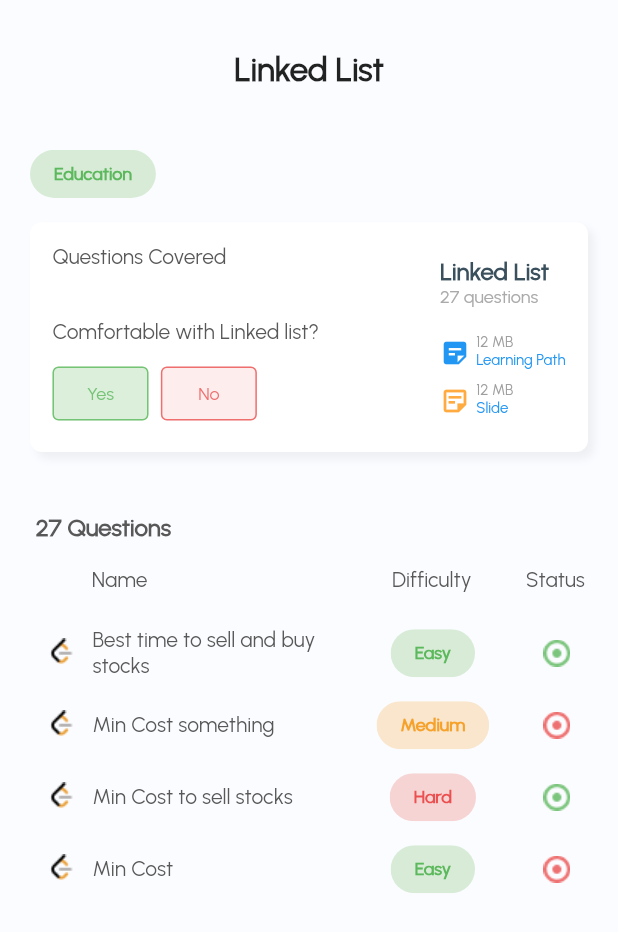
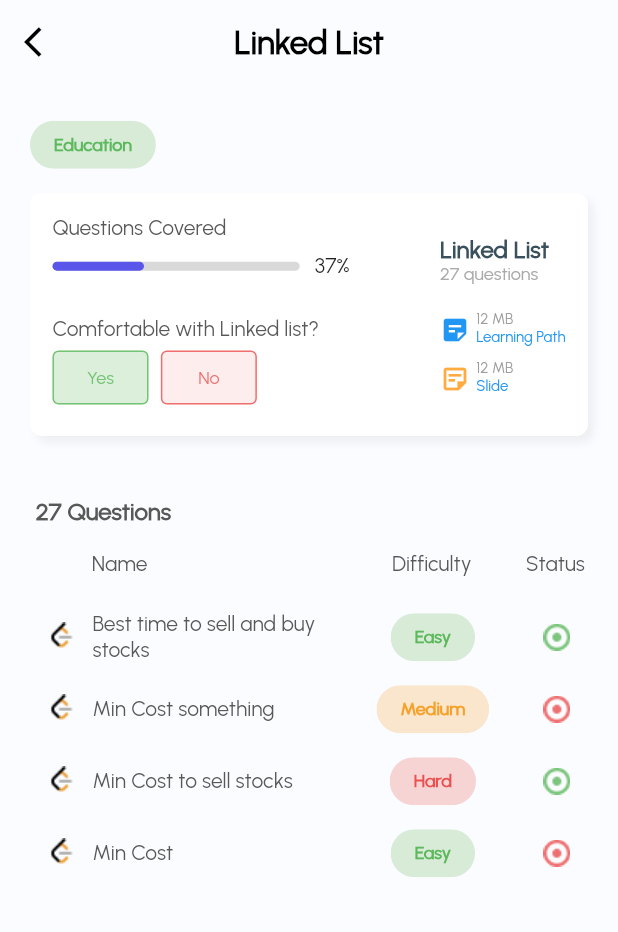
Before and after one commit to nattigy/portal.a2sv, a Flutter app: the TopicDetailsPage screen opened directly, on a phone screen of 412 x 824 dp. Shown: the top 932 px of the screen. Run offline on Flutter 3.47's test engine with Material 2 defaults, Android fonts, the phone set to English and light mode, and no system bars; our stand-ins replace bloc, csc_picker, dotted_border, dropdown_button2, equatable, file_picker and 6 more; accounts and stored records are empty; project files that could hold a hidden picture were left out.

Commit message:
[mobile] all pages linked with navigation

```diff
--- a/a2sv_portal_mobile/lib/app/home/home_tab.dart
+++ b/a2sv_portal_mobile/lib/app/home/home_tab.dart
@@ -8,7 +8,9 @@ import 'widgets/profile_card.dart';
 import 'widgets/profile_stats_card.dart';
 
 class HomeTab extends StatelessWidget {
-  const HomeTab({Key? key}) : super(key: key);
+  const HomeTab({Key? key, required this.navigationCtx}) : super(key: key);
+
+  final BuildContext navigationCtx;
 
   @override
   Widget build(BuildContext context) {
@@ -40,7 +42,7 @@ class HomeTab extends StatelessWidget {
                   children: [
                     CardLabelText(text: "Topics"),
                     SizedBox(height: 15),
-                    TopicInfoCard(),
+                    TopicInfoCard(navigationCtx: navigationCtx,),
                   ],
                 ),
               ),
--- a/a2sv_portal_mobile/lib/app/topics/topic_details_page.dart
+++ b/a2sv_portal_mobile/lib/app/topics/topic_details_page.dart
@@ -1,7 +1,5 @@
 import 'package:a2sv_portal_mobile/widgets/cards/margin_container.dart';
 import 'package:flutter/material.dart';
-import 'package:flutter/src/foundation/key.dart';
-import 'package:flutter/src/widgets/framework.dart';
 
 import 'widgets/questions.dart';
 import 'widgets/topic_info.dart';
@@ -16,6 +14,19 @@ class TopicDetailsPage extends StatelessWidget {
   @override
   Widget build(BuildContext context) {
     return Scaffold(
+      appBar: AppBar(
+        automaticallyImplyLeading: true,
+        leading: IconButton(
+          icon: Icon(Icons.arrow_back_ios, color: Colors.black), onPressed: () {},
+        ),
+        backgroundColor: Colors.transparent,
+        elevation: 0,
+        centerTitle: true,
+        title:  Text(
+          "Linked List",
+          style: TextStyle(fontSize: 22, fontWeight: FontWeight.w600, color: Colors.black),
+        ),
+      ),
       body:  SafeArea(
         child: MarginContainer(child: Column(
           children: [
--- a/a2sv_portal_mobile/lib/app/topics/topics_tab.dart
+++ b/a2sv_portal_mobile/lib/app/topics/topics_tab.dart
@@ -4,7 +4,9 @@ import 'package:flutter/material.dart';
 import 'widgets/topic_info_card.dart';
 
 class TopicsTab extends StatelessWidget {
-  const TopicsTab({Key? key}) : super(key: key);
+  const TopicsTab({Key? key, required this.navigationCtx}) : super(key: key);
+
+  final BuildContext navigationCtx;
 
   @override
   Widget build(BuildContext context) {
@@ -12,7 +14,7 @@ class TopicsTab extends StatelessWidget {
       body: SafeArea(
         child: Column(
           children: [
-            MarginContainer(child: TopicInfoCard()),
+            MarginContainer(child: TopicInfoCard(navigationCtx: navigationCtx)),
           ],
         ),
       ),
--- a/a2sv_portal_mobile/lib/app/topics/widgets/topic_info.dart
+++ b/a2sv_portal_mobile/lib/app/topics/widgets/topic_info.dart
@@ -1,6 +1,7 @@
 import 'package:flutter/material.dart';
 
 import '../../../widgets/cards/shadow_card.dart';
+import '../../../widgets/percentage_indicator.dart';
 
 class TopicInfo extends StatelessWidget {
   const TopicInfo({Key? key}) : super(key: key);
@@ -11,12 +12,8 @@ class TopicInfo extends StatelessWidget {
     var width = MediaQuery.of(context).size.width;
     return Column(
       children: [
-        SizedBox(height: height * 0.04),
-        const Text(
-          "Linked List",
-          style: TextStyle(fontSize: 22, fontWeight: FontWeight.w600),
-        ),
-        SizedBox(height: height * 0.04),
+        // SizedBox(height: height * 0.04),
+        SizedBox(height: height * 0.02),
         const Align(
           alignment: Alignment.topLeft,
           child: Chip(
@@ -31,7 +28,9 @@ class TopicInfo extends StatelessWidget {
             ), //Text
           ),
         ),
-        SizedBox(height: height * 0.01,),
+        SizedBox(
+          height: height * 0.01,
+        ),
         ShadowCard(
           child: Column(
             children: [
@@ -48,18 +47,20 @@ class TopicInfo extends StatelessWidget {
                             fontWeight: FontWeight.w500,
                             fontSize: 14),
                       ),
-                      SizedBox(
-                        height: height * 0.04,
+                      SizedBox(height: height * 0.01),
+                      Row(
+                        children: [
+                          PercentageIndicator(percent: 37, width: width * 0.4),
+                          Text("   37%"),
+                        ],
                       ),
+                      SizedBox(height: height * 0.03),
                       const Text(
                         "Comfortable with Linked list?",
                         style: TextStyle(
                             color: Color.fromRGBO(88, 88, 88, 1),
                             fontWeight: FontWeight.w500,
                             fontSize: 14),
-                      ),
-                      SizedBox(
-                        height: height * 0.01,
                       ),
                       Row(
                         children: [
@@ -85,19 +86,17 @@ class TopicInfo extends StatelessWidget {
                             child: ElevatedButton(
                               style: ElevatedButton.styleFrom(
                                   elevation: 0,
-                                  fixedSize: Size(20,20),
+                                  fixedSize: Size(20, 20),
                                   shadowColor: Colors.white,
                                   primary: Color.fromRGBO(235, 79, 79, 0.1),
                                   side: const BorderSide(
                                     color: Color.fromRGBO(235, 79, 79, 0.8),
-
                                   )),
                               // style: ButtonStyle(elevation: 0,backgroundColor:MaterialStateProperty.all(Color.fromRGBO(92, 184, 92, 0.22)) ),
                               onPressed: () {},
                               child: const Text("No",
                                   style: TextStyle(
                                     fontSize: 12,
-
                                     color: Color.fromRGBO(235, 79, 79, 0.8),
                                   )),
                             ),
@@ -129,7 +128,7 @@ class TopicInfo extends StatelessWidget {
                           color: Color.fromRGBO(170, 170, 170, 1),
                         ),
                       ),
-                                            SizedBox(
+                      SizedBox(
                         height: height * 0.02,
                       ),
                       Row(
--- a/a2sv_portal_mobile/lib/app/topics/widgets/topic_info_card.dart
+++ b/a2sv_portal_mobile/lib/app/topics/widgets/topic_info_card.dart
@@ -7,7 +7,9 @@ import '../../../widgets/text_views/reminder_text_view.dart';
 import '../topic_details_page.dart';
 
 class TopicInfoCard extends StatelessWidget {
-  const TopicInfoCard({Key? key}) : super(key: key);
+  const TopicInfoCard({Key? key, required this.navigationCtx}) : super(key: key);
+
+  final BuildContext navigationCtx;
 
   @override
   Widget build(BuildContext context) {
@@ -43,7 +45,7 @@ class TopicInfoCard extends StatelessWidget {
                       title: "Open Topic",
                       onClick: () {
                         Navigator.pushAndRemoveUntil<void>(
-                          context,
+                          navigationCtx,
                           TopicDetailsPage.route(),
                               (route) => false,
                         );
--- a/a2sv_portal_mobile/lib/app/users/data/users.interfaces.dart
+++ /dev/null
@@ -1 +0,0 @@
-abstract class IUsersService {}
--- a/a2sv_portal_mobile/lib/app/users/data/users.service.dart
+++ /dev/null
@@ -1,3 +0,0 @@
-import 'users.interfaces.dart';
-
-class UsersService extends IUsersService {}
--- a/a2sv_portal_mobile/lib/tab_navigator/home_navigator.dart
+++ b/a2sv_portal_mobile/lib/tab_navigator/home_navigator.dart
@@ -15,7 +15,7 @@ class HomeNavigator extends TabNavigator {
 
   Map<String, WidgetBuilder> _routeBuilder(BuildContext context) {
     return {
-      HomeNavigatorRoutes.root: (ctx) => HomeTab(),
+      HomeNavigatorRoutes.root: (ctx) => HomeTab(navigationCtx: navigatorKey.currentContext!,),
     };
   }
 
--- a/a2sv_portal_mobile/lib/tab_navigator/topics_navigator.dart
+++ b/a2sv_portal_mobile/lib/tab_navigator/topics_navigator.dart
@@ -15,7 +15,7 @@ class TopicsNavigator extends TabNavigator {
 
   Map<String, WidgetBuilder> _routeBuilder(BuildContext context) {
     return {
-      TopicsNavigatorRoutes.root: (ctx) => TopicsTab(),
+      TopicsNavigatorRoutes.root: (ctx) => TopicsTab(navigationCtx: navigatorKey.currentContext!),
     };
   }
 
--- a/a2sv_portal_mobile/lib/utils/router_generator.dart
+++ b/a2sv_portal_mobile/lib/utils/router_generator.dart
@@ -2,6 +2,7 @@ import 'package:flutter/material.dart';
 
 import '../app/auth/screens/login.page.dart';
 import '../app/onboarding/screens/onboard_screen.dart';
+import '../app/root/root.page.dart';
 import '../app/root/splash.page.dart';
 import '../constants/app_routes.dart';
 
@@ -24,7 +25,7 @@ class RouterGenerator {
 
       default:
         return PageRouteBuilder(
-            pageBuilder: (context, animation1, animation2) => const LoginPage(),
+            pageBuilder: (context, animation1, animation2) => const RootPage(),
             transitionDuration: const Duration(seconds: 0));
     }
   }
--- a/a2sv_portal_mobile/lib/widgets/percentage_indicator.dart
+++ b/a2sv_portal_mobile/lib/widgets/percentage_indicator.dart
@@ -4,14 +4,16 @@ import '../utils/colors.dart';
 import '../utils/custom_colors.dart';
 
 class PercentageIndicator extends StatelessWidget {
-  const PercentageIndicator({Key? key, required this.percent}) : super(key: key);
+  const PercentageIndicator({Key? key, required this.percent, required this.width}) : super(key: key);
 
   final double percent;
+  final double width;
 
   @override
   Widget build(BuildContext context) {
     return Container(
-      height: 10,
+      height: 6,
+      width: width,
       decoration: BoxDecoration(
         color: light_grey_color,
         borderRadius: BorderRadius.all(Radius.circular(12)),
--- a/a2sv_portal_mobile/lib/widgets/topics/topic_card_row.dart
+++ b/a2sv_portal_mobile/lib/widgets/topics/topic_card_row.dart
@@ -77,7 +77,7 @@ class TopicCardRow extends StatelessWidget {
                 ],
               ),
               SizedBox(height: screenHeight * 0.005),
-              PercentageIndicator(percent: percent),
+              PercentageIndicator(percent: percent, width: 200),
             ],
           ),
         )
```
Also changed, not shown: a2sv_portal_mobile/lib/app/auth/screens/login_form.dart (+9 -3 lines), a2sv_portal_mobile/lib/app/home/widgets/consistency_diagram_card.dart (+4 -4 lines), a2sv_portal_mobile/lib/app/root/root.page.dart (+8 -7 lines), a2sv_portal_mobile/lib/app/users/data/users.repository.dart (+35 -14 lines).
